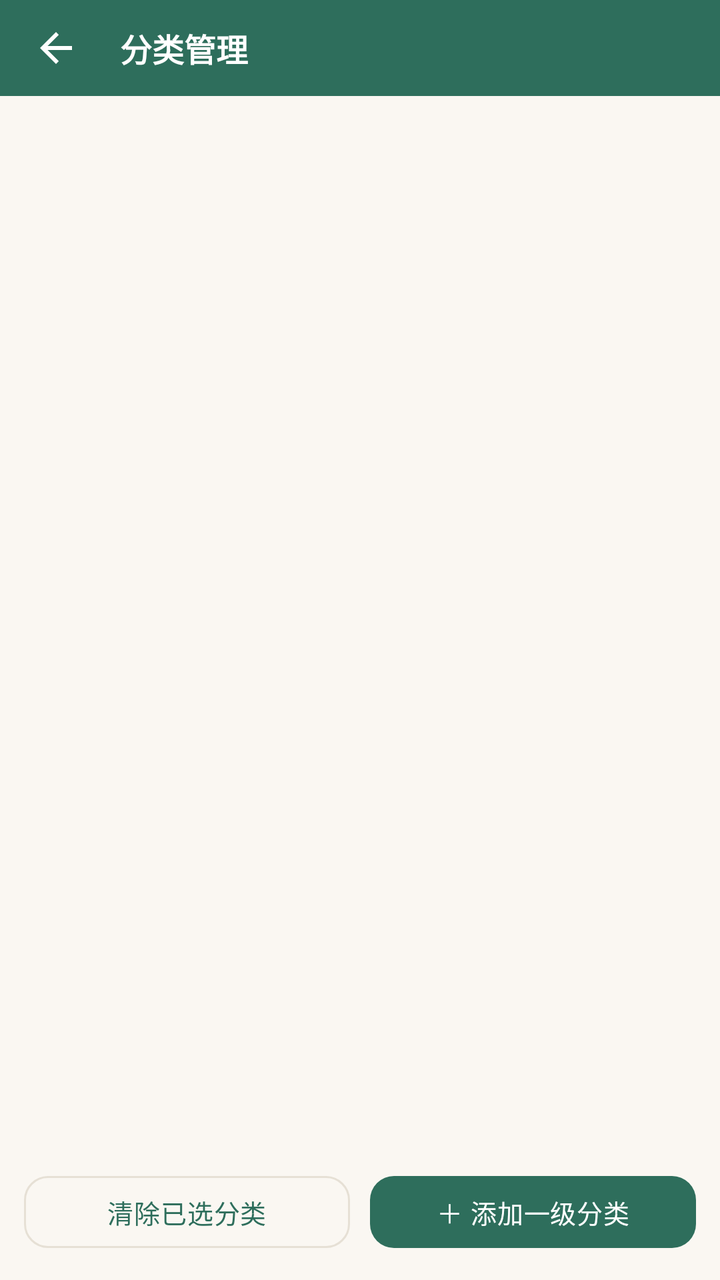
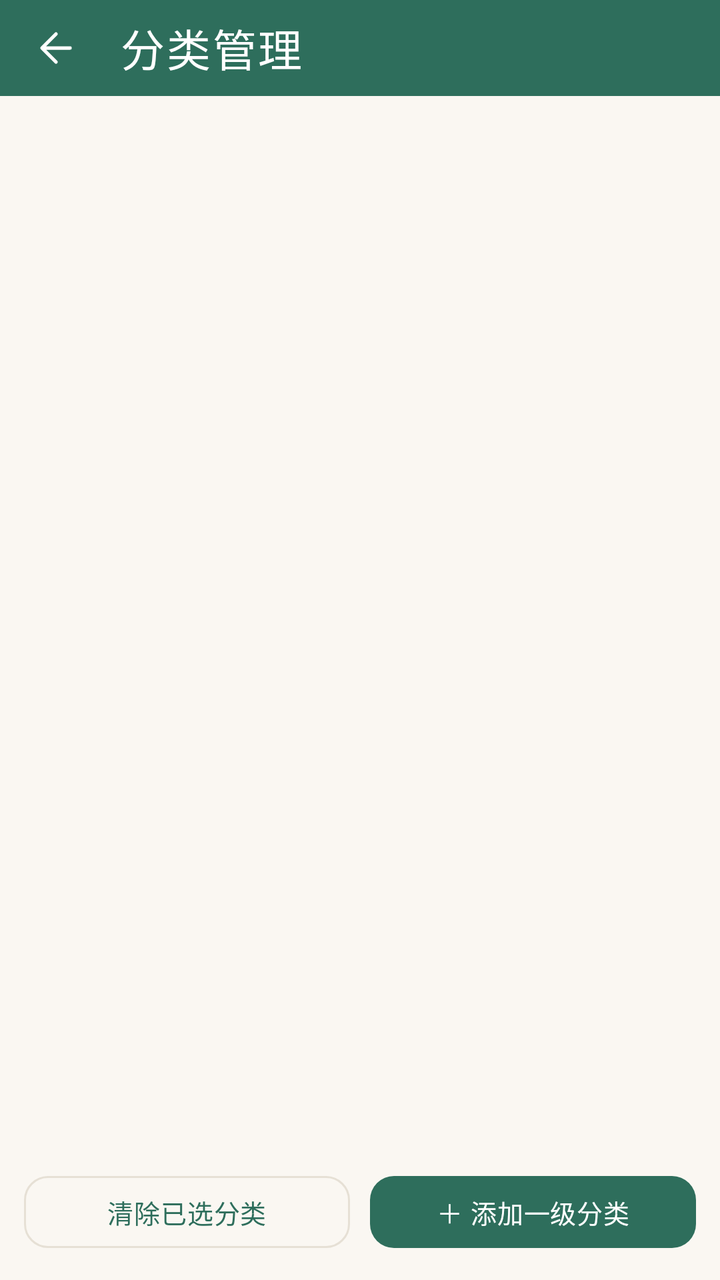

Two renders of the same Android screen: before a commit and after it. Below are the layout's source before the change and the commit's diff.
<!-- AndroidManifest.xml: application theme Theme.Bookshelf -->
<!-- res/layout/activity_category.xml -->
<?xml version="1.0" encoding="utf-8"?>
<LinearLayout xmlns:android="http://schemas.android.com/apk/res/android"
    xmlns:app="http://schemas.android.com/apk/res-auto"
    android:layout_width="match_parent"
    android:layout_height="match_parent"
    android:orientation="vertical">

    <com.google.android.material.appbar.MaterialToolbar
        android:id="@+id/toolbar"
        style="@style/Widget.Bookshelf.Toolbar"
        android:layout_width="match_parent"
        android:layout_height="@dimen/toolbar_h"
        app:navigationIcon="@drawable/ic_back"
        app:title="分类管理" />

    <TextView
        android:id="@+id/tv_hint"
        android:layout_width="match_parent"
        android:layout_height="wrap_content"
        android:background="@color/divider_soft"
        android:paddingStart="14dp"
        android:paddingEnd="14dp"
        android:paddingTop="8dp"
        android:paddingBottom="8dp"
        android:text="点一级展开二级栏目，点二级完成选择；长按一级可直接选用该一级分类"
        android:textSize="12sp"
        android:textColor="@color/text_sub"
        android:visibility="gone" />

    <androidx.recyclerview.widget.RecyclerView
        android:id="@+id/recycler"
        android:layout_width="match_parent"
        android:layout_height="0dp"
        android:layout_weight="1"
        android:clipToPadding="false"
        android:padding="12dp" />

    <LinearLayout
        android:layout_width="match_parent"
        android:layout_height="wrap_content"
        android:orientation="horizontal"
        android:padding="12dp">

        <com.google.android.material.button.MaterialButton
            android:id="@+id/btn_cancel_selection"
            style="@style/Widget.Bookshelf.Button.Outlined"
            android:layout_width="0dp"
            android:layout_height="wrap_content"
            android:layout_weight="1"
            android:text="清除已选分类" />

        <com.google.android.material.button.MaterialButton
            android:id="@+id/btn_add_top"
            android:layout_width="0dp"
            android:layout_height="wrap_content"
            android:layout_weight="1"
            android:layout_marginStart="10dp"
            android:text="＋ 添加一级分类" />
    </LinearLayout>
</LinearLayout>
<!-- resources referenced by this layout -->
<resources>
  <color name="divider_soft">#14000000</color>
  <color name="text_sub">#8A8A8A</color>
  <!-- drawable ic_back (drawable) -->
  <vector xmlns:android="http://schemas.android.com/apk/res/android"
      android:width="24dp" android:height="24dp"
      android:viewportWidth="24" android:viewportHeight="24"
      android:autoMirrored="true">
      <path
          android:fillColor="#FFFFFFFF"
          android:pathData="M20,11L7.8,11l5.6,-5.6L12,4l-8,8 8,8 1.4,-1.4L7.8,13L20,13z" />
  </vector>
  <style name="Widget.Bookshelf.Toolbar" parent="Widget.Material3.Toolbar">
          <item name="android:background">?attr/colorPrimary</item>
          <item name="titleTextColor">@color/white</item>
          <item name="titleTextAppearance">@style/TextAppearance.Bookshelf.ToolbarTitle</item>
          <item name="navigationIconTint">@color/white</item>
          <item name="android:elevation">0dp</item>
      </style>
  <style name="Theme.Bookshelf" parent="Theme.Bookshelf.Base">
          <item name="colorPrimary">@color/primary</item>
          <item name="colorPrimaryVariant">@color/primary_dark</item>
          <item name="colorSecondary">@color/accent</item>
          
          <item name="chip_bg">@color/chip_bg</item>
          <item name="primary_container">@color/green_container</item>
          <item name="on_primary_container">@color/green_on_container</item>
      </style>
  <style name="TextAppearance.Bookshelf.ToolbarTitle" parent="TextAppearance.Material3.TitleLarge">
          <item name="android:textSize">@dimen/text_title_toolbar</item>
          <item name="android:textStyle">bold</item>
          <item name="android:textColor">@color/white</item>
      </style>
  <style name="Theme.Bookshelf.Base" parent="Theme.Material3.Light.NoActionBar">
          
          <item name="android:colorBackground">@color/bg_page</item>
          
          <item name="android:statusBarColor">?attr/colorPrimary</item>
          <item name="android:windowLightStatusBar">false</item>
          
          <item name="surface">@color/surface</item>
          <item name="surface_dim">@color/surface_dim</item>
          <item name="outline">@color/outline</item>
          <item name="outline_strong">@color/outline_strong</item>
          <item name="on_surface">@color/text_main</item>
          <item name="on_surface_variant">@color/text_sub</item>
          
          <item name="primary_container">@color/green_container</item>
          <item name="on_primary_container">@color/green_on_container</item>
          
          <item name="chip_bg">@color/chip_bg</item>
          
          <item name="colorSurface">@color/surface</item>
          <item name="colorSurfaceBright">@color/surface</item>
          <item name="colorSurfaceDim">@color/surface_dim</item>
          <item name="colorSurfaceContainer">@color/surface</item>
          <item name="colorSurfaceContainerLow">@color/surface</item>
          <item name="colorSurfaceContainerLowest">@color/surface</item>
          <item name="colorSurfaceContainerHigh">@color/surface</item>
          <item name="colorSurfaceContainerHighest">@color/surface_dim</item>
          <item name="colorOutline">@color/outline</item>
          <item name="colorOutlineVariant">@color/outline</item>
          
          <item name="elevationOverlayEnabled">false</item>
          
          <item name="materialButtonStyle">@style/Widget.Bookshelf.Button</item>
          <item name="textInputStyle">@style/Widget.Bookshelf.TextField</item>
          <item name="materialCardViewStyle">@style/Widget.Bookshelf.MaterialCard</item>
          
          <item name="chipStyle">@style/Widget.Bookshelf.Chip</item>
          <item name="chipGroupStyle">@style/Widget.Bookshelf.ChipGroup</item>
          
          <item name="materialAlertDialogTheme">@style/ThemeOverlay.Bookshelf.Dialog</item>
          
          <item name="bottomSheetDialogTheme">@style/ThemeOverlay.Bookshelf.BottomSheet</item>
      </style>
  <color name="surface">#FFFFFF</color>
  <!-- unchanged entries left out for length: 33 -->
</resources>

<!-- the commit's change to res/layout/activity_category.xml (unified diff, before → after) -->
@@ -17,14 +17,14 @@
         android:id="@+id/tv_hint"
         android:layout_width="match_parent"
         android:layout_height="wrap_content"
-        android:background="@color/divider_soft"
-        android:paddingStart="14dp"
-        android:paddingEnd="14dp"
+        android:background="?attr/outline"
+        android:paddingStart="@dimen/page_padding"
+        android:paddingEnd="@dimen/page_padding"
         android:paddingTop="8dp"
         android:paddingBottom="8dp"
         android:text="点一级展开二级栏目，点二级完成选择；长按一级可直接选用该一级分类"
         android:textSize="12sp"
-        android:textColor="@color/text_sub"
+        android:textColor="?attr/on_surface_variant"
         android:visibility="gone" />
 
     <androidx.recyclerview.widget.RecyclerView
<!-- resource entries referenced after the edit -->
@@ -1,21 +1,29 @@
 <!-- resources referenced by this layout -->
 <resources>
-  <color name="divider_soft">#14000000</color>
-  <color name="text_sub">#8A8A8A</color>
+  <dimen name="page_padding">16dp</dimen>
+  <color name="text_sub">#6B6660</color>
+  <color name="accent_text">#8A5A1A</color>
   <!-- drawable ic_back (drawable) -->
+  <?xml version="1.0" encoding="utf-8"?>
   <vector xmlns:android="http://schemas.android.com/apk/res/android"
-      android:width="24dp" android:height="24dp"
-      android:viewportWidth="24" android:viewportHeight="24"
+      android:width="24dp"
+      android:height="24dp"
+      android:viewportWidth="24"
+      android:viewportHeight="24"
       android:autoMirrored="true">
       <path
-          android:fillColor="#FFFFFFFF"
-          android:pathData="M20,11L7.8,11l5.6,-5.6L12,4l-8,8 8,8 1.4,-1.4L7.8,13L20,13z" />
+          android:fillColor="@android:color/transparent"
+          android:pathData="M19,12 L6,12 M12,5 L5,12 L12,19"
+          android:strokeColor="#FF000000"
+          android:strokeLineCap="round"
+          android:strokeLineJoin="round"
+          android:strokeWidth="1.75" />
   </vector>
   <style name="Widget.Bookshelf.Toolbar" parent="Widget.Material3.Toolbar">
           <item name="android:background">?attr/colorPrimary</item>
-          <item name="titleTextColor">@color/white</item>
+          <item name="titleTextColor">?attr/colorOnPrimary</item>
           <item name="titleTextAppearance">@style/TextAppearance.Bookshelf.ToolbarTitle</item>
-          <item name="navigationIconTint">@color/white</item>
+          <item name="navigationIconTint">?attr/colorOnPrimary</item>
           <item name="android:elevation">0dp</item>
       </style>
   <style name="Theme.Bookshelf" parent="Theme.Bookshelf.Base">
@@ -26,10 +34,27 @@
           <item name="chip_bg">@color/chip_bg</item>
           <item name="primary_container">@color/green_container</item>
           <item name="on_primary_container">@color/green_on_container</item>
+          <item name="android:colorBackground">@color/green_page</item>
+          <item name="surface">@color/green_surface</item>
+          <item name="surface_dim">@color/green_surface_dim</item>
+          <item name="outline">@color/green_outline</item>
+          <item name="outline_strong">@color/green_outline_strong</item>
+          <item name="colorSurface">@color/green_surface</item>
+          <item name="colorSurfaceBright">@color/green_surface</item>
+          <item name="colorSurfaceContainer">@color/green_surface</item>
+          <item name="colorSurfaceContainerLow">@color/green_surface</item>
+          <item name="colorSurfaceContainerLowest">@color/green_surface</item>
+          <item name="colorSurfaceContainerHigh">@color/green_surface</item>
+          <item name="colorSurfaceDim">@color/green_surface_dim</item>
+          <item name="colorSurfaceContainerHighest">@color/green_surface_dim</item>
+          <item name="colorOutline">@color/green_outline</item>
+          <item name="colorOutlineVariant">@color/green_outline</item>
       </style>
   <style name="TextAppearance.Bookshelf.ToolbarTitle" parent="TextAppearance.Material3.TitleLarge">
-          <item name="android:textSize">@dimen/text_title_toolbar</item>
-          <item name="android:textStyle">bold</item>
+          <item name="android:textSize">@dimen/text_title</item>
+          <item name="android:fontFamily">serif</item>
+          <item name="android:textStyle">normal</item>
+          <item name="android:letterSpacing">0.04</item>
           <item name="android:textColor">@color/white</item>
       </style>
   <style name="Theme.Bookshelf.Base" parent="Theme.Material3.Light.NoActionBar">
@@ -38,6 +63,8 @@
           
           <item name="android:statusBarColor">?attr/colorPrimary</item>
           <item name="android:windowLightStatusBar">false</item>
+          
+          <item name="android:windowActivityTransitions">true</item>
           
           <item name="surface">@color/surface</item>
           <item name="surface_dim">@color/surface_dim</item>
@@ -51,6 +78,11 @@
           
           <item name="chip_bg">@color/chip_bg</item>
           
+          <item name="accent_text">@color/accent_text</item>
+          
+          <item name="colorOnSurface">@color/text_main</item>
+          <item name="colorOnSurfaceVariant">@color/text_sub</item>
+          <item name="colorOnBackground">@color/text_main</item>
           <item name="colorSurface">@color/surface</item>
           <item name="colorSurfaceBright">@color/surface</item>
           <item name="colorSurfaceDim">@color/surface_dim</item>
@@ -75,7 +107,13 @@
           
           <item name="bottomSheetDialogTheme">@style/ThemeOverlay.Bookshelf.BottomSheet</item>
       </style>
-  <color name="surface">#FFFFFF</color>
+  <color name="green_page">#FAF7F2</color>
+  <color name="green_surface">#FFFDF9</color>
+  <color name="green_surface_dim">#F3EEE6</color>
+  <color name="green_outline">#E6E0D5</color>
+  <color name="green_outline_strong">#D8D0C2</color>
+  <dimen name="text_title">22sp</dimen>
+  <color name="surface">#FFFDF9</color>
   <!-- unchanged entries left out for length: 33 -->
 </resources>
 
